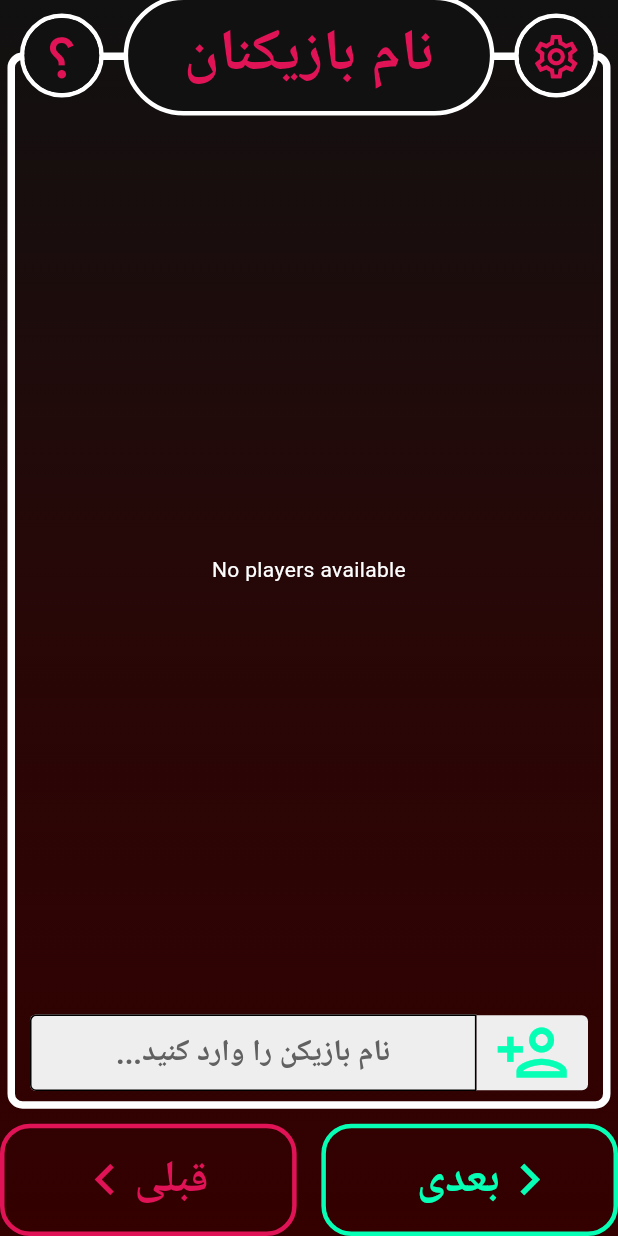
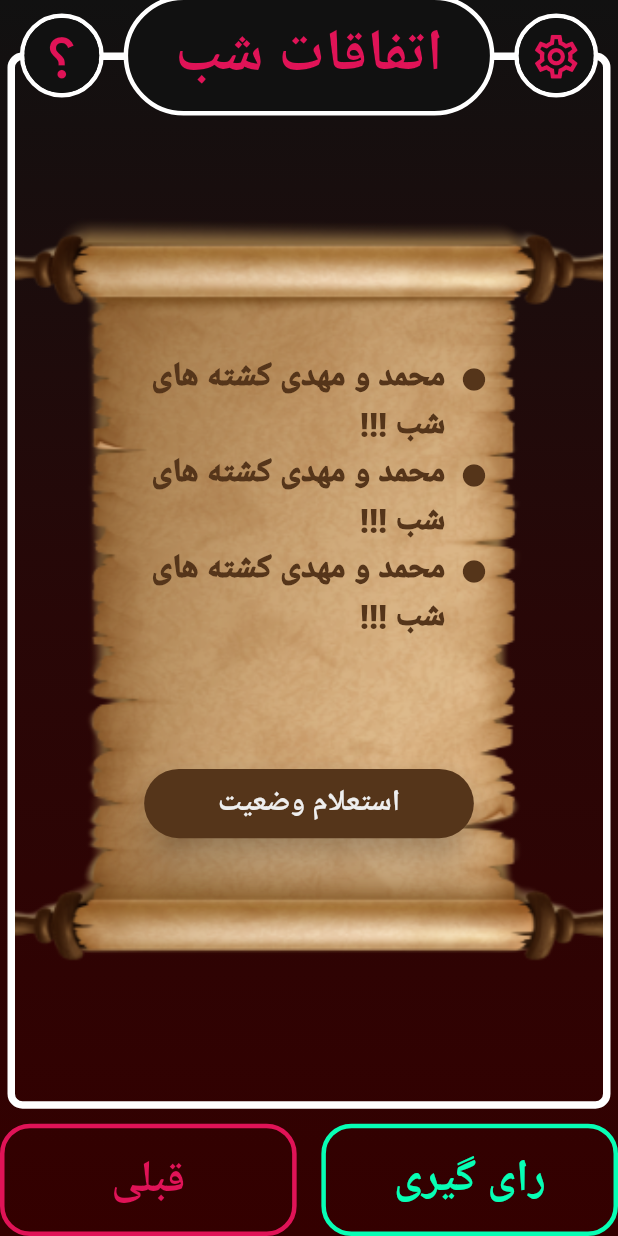
Before and after one commit to MHMDHSiN83/mafia_killer, a Flutter app: the screen it shows after launch, after a tap on the "play arrow" icon, on a phone screen of 412 x 824 dp. Run offline on Flutter 3.47's test engine with Material 3 defaults, Android fonts, the light colour scheme and no system bars; our stand-ins replace flutter_spinkit, isar; missing offline and left inert: deep_collection; accounts and stored records are empty; generated files the repository leaves out were written again; project files that could hold a hidden picture were left out.

Commit message:
finish night events page

```diff
--- /dev/null
+++ b/lib/components/night_event_tile.dart
@@ -0,0 +1,42 @@
+import 'package:flutter/material.dart';
+import 'package:mafia_killer/themes/app_color.dart';
+
+class NightEventTile extends StatelessWidget {
+  const NightEventTile({
+    super.key,
+    required this.text,
+  });
+  final String text;
+  @override
+  Widget build(BuildContext context) {
+    return Row(
+      crossAxisAlignment: CrossAxisAlignment.start,
+      children: [
+        // Text(
+        //   '•', // Bullet point
+        //   style: TextStyle(
+        //       fontSize: 40,
+        //       color: AppColors.brownColor),
+        // ),
+        Container(
+          margin: const EdgeInsets.only(top: 9, left: 10),
+          child: const Icon(
+            Icons.circle,
+            color: AppColors.brownColor,
+            size: 18,
+          ),
+        ),
+        Flexible(
+          child: Text(
+            text,
+            style: const TextStyle(
+              color: AppColors.brownColor,
+              fontSize: 22,
+              fontWeight: FontWeight.w900,
+            ),
+          ),
+        ),
+      ],
+    );
+  }
+}
--- a/lib/main.dart
+++ b/lib/main.dart
@@ -4,6 +4,7 @@ import 'package:mafia_killer/pages/defense_voting_page.dart';
 import 'package:mafia_killer/pages/game_settings_page.dart';
 import 'package:mafia_killer/pages/intro_page.dart';
 import 'package:mafia_killer/pages/loading_page.dart';
+import 'package:mafia_killer/pages/night_events.dart';
 import 'package:mafia_killer/pages/players_page.dart';
 import 'package:mafia_killer/pages/regular_voting_page.dart';
 import 'package:mafia_killer/pages/role_distribution_page.dart';
@@ -57,6 +58,7 @@ class MyApp extends StatelessWidget {
         '/talking_page': (context) => const TalkingPage(),
         '/regular_voting_page': (context) => const RegularVotingPage(),
         '/defense_voting_page': (context) => const DefenseVotingPage(),
+        '/night_events': (context) => const NightEvents(),
       },
     );
   }
--- a/lib/pages/intro_page.dart
+++ b/lib/pages/intro_page.dart
@@ -102,7 +102,7 @@ class IntroPage extends StatelessWidget {
                     child: InkWell(
                       splashColor: Theme.of(context).colorScheme.inversePrimary,
                       onTap: () =>
-                          Navigator.pushNamed(context, '/players_page'),
+                          Navigator.pushNamed(context, '/night_events'),
                       child: Container(
                         decoration: BoxDecoration(
                           shape: BoxShape.circle,
--- /dev/null
+++ b/lib/pages/night_events.dart
@@ -0,0 +1,108 @@
+import 'package:flutter/material.dart';
+import 'package:flutter_spinkit/flutter_spinkit.dart';
+import 'package:mafia_killer/components/night_event_tile.dart';
+import 'package:mafia_killer/components/page_frame.dart';
+import 'package:mafia_killer/components/player_tile.dart';
+import 'package:mafia_killer/components/role_selection_tile.dart';
+import 'package:mafia_killer/databases/player.dart';
+import 'package:mafia_killer/themes/app_color.dart';
+
+class NightEvents extends StatefulWidget {
+  const NightEvents({super.key});
+
+  @override
+  State<NightEvents> createState() => _PlayersPageState();
+}
+
+class _PlayersPageState extends State<NightEvents> {
+  late double width;
+  late double height;
+  void calculateSizeOfImage() {
+    width = MediaQuery.of(context).size.width;
+    height = 406 * width / 329;
+  }
+
+  @override
+  Widget build(BuildContext context) {
+    calculateSizeOfImage();
+    return Scaffold(
+      resizeToAvoidBottomInset: false,
+      body: PageFrame(
+        pageTitle: "اتفاقات شب",
+        leftButtonText: "قبلی",
+        rightButtonText: "رای گیری",
+        leftButtonOnTap: () => Navigator.pop(context),
+        rightButtonOnTap: () => Navigator.pushNamed(context, '/'),
+        child: Container(
+          padding: const EdgeInsets.only(bottom: 30),
+          child: Center(
+            child: Stack(
+              children: [
+                Container(
+                  width: width,
+                  height: height,
+                  decoration: const BoxDecoration(
+                    image: DecorationImage(
+                      image: AssetImage('lib/images/backgrounds/letter.png'),
+                      fit: BoxFit.cover,
+                    ),
+                  ),
+                  child: Center(
+                    child: SizedBox(
+                      width: 190 / 329 * width,
+                      child: Column(
+                        children: [
+                          const Spacer(
+                            flex: 4,
+                          ),
+                          Expanded(
+                            flex: 12,
+                            child: ListView.builder(
+                              itemCount: 3,
+                              physics: const NeverScrollableScrollPhysics(),
+                              itemBuilder: (context, index) =>
+                                  const NightEventTile(
+                                text: "محمد و مهدی کشته های شب !!!",
+                              ),
+                            ),
+                          ),
+                          Expanded(
+                            flex: 2,
+                            child: ElevatedButton(
+                              onPressed: () {},
+                              style: ElevatedButton.styleFrom(
+                                backgroundColor: AppColors.brownColor,
+                                elevation: 12.0,
+                              ),
+                              child: Padding(
+                                padding: const EdgeInsets.symmetric(
+                                    horizontal: 25, vertical: 0),
+                                child: Text(
+                                  'استعلام وضعیت',
+                                  style: TextStyle(
+                                    fontWeight: FontWeight.bold,
+                                    fontSize: 20,
+                                    color: Theme.of(context)
+                                        .colorScheme
+                                        .inversePrimary,
+                                  ),
+                                ),
+                              ),
+                            ),
+                          ),
+                          const Spacer(
+                            flex: 4,
+                          )
+                        ],
+                      ),
+                    ),
+                  ),
+                ),
+              ],
+            ),
+          ),
+        ),
+      ),
+    );
+  }
+}
```
Also changed, not shown: lib/images/backgrounds/letter.png (added).
